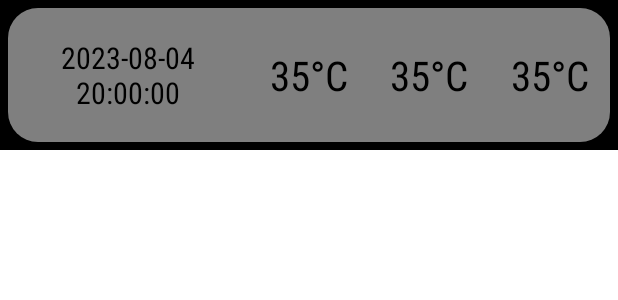
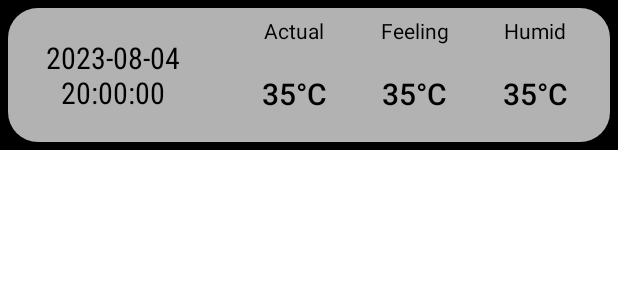
Before and after one commit to satansaga/weather-forecast-test-repository, an Android app built with Jetpack Compose: the layout layout_forecast_data.xml on its own in the app's theme, with its tools: preview values and no code run, on a phone screen of 412 x 824 dp. Shown: the top 300 px of the screen. Run offline under Robolectric (Android 15) with nearby library versions, the phone set to English and light mode, and no system bars.

Commit message:
add functionality to forecast

```diff
--- /dev/null
+++ b/app/src/main/res/drawable/bg_forecast_temp_togle.xml
@@ -0,0 +1,5 @@
+<?xml version="1.0" encoding="utf-8"?>
+<shape android:shape="rectangle" xmlns:android="http://schemas.android.com/apk/res/android">
+    <solid android:color="@color/white"/>
+    <corners android:radius="10dp"/>
+</shape>
--- a/app/src/main/res/layout/layout_forecast_data.xml
+++ b/app/src/main/res/layout/layout_forecast_data.xml
@@ -11,14 +11,14 @@
         android:layout_width="match_parent"
         android:layout_height="match_parent"
         android:src="@drawable/bg_layout_data"
-        android:alpha="0.5"
+        android:alpha="0.7"
         android:elevation="1dp"/>
 
     <TextView
         android:id="@+id/text_forecast_time"
         android:layout_width="0dp"
         android:layout_height="match_parent"
-        app:layout_constraintWidth_percent="0.4"
+        app:layout_constraintWidth_percent="0.35"
         app:layout_constraintLeft_toLeftOf="parent"
         android:gravity="center"
         style="@style/TextTemperature.Desc"
@@ -29,9 +29,13 @@
     <TextView
         android:id="@+id/text_actual_temp"
         android:layout_width="0dp"
-        android:layout_height="match_parent"
+        android:layout_height="wrap_content"
         app:layout_constraintWidth_percent="0.2"
+        app:layout_constraintTop_toBottomOf="@id/text_actual_desc"
+        app:layout_constraintBottom_toBottomOf="parent"
         app:layout_constraintLeft_toRightOf="@id/text_forecast_time"
+        app:layout_constraintRight_toLeftOf="@id/text_feeling_temp"
+        app:layout_constraintHorizontal_chainStyle="packed"
         android:text="35°C"
         android:gravity="center"
         style="@style/TextTemperature.Forecast"
@@ -41,9 +45,12 @@
     <TextView
         android:id="@+id/text_feeling_temp"
         android:layout_width="0dp"
-        android:layout_height="match_parent"
+        android:layout_height="wrap_content"
         app:layout_constraintWidth_percent="0.2"
+        app:layout_constraintTop_toBottomOf="@id/text_feeling_desc"
+        app:layout_constraintBottom_toBottomOf="parent"
         app:layout_constraintLeft_toRightOf="@id/text_actual_temp"
+        app:layout_constraintRight_toLeftOf="@id/text_humid"
         android:text="35°C"
         android:gravity="center"
         style="@style/TextTemperature.Forecast"
@@ -53,13 +60,58 @@
     <TextView
         android:id="@+id/text_humid"
         android:layout_width="0dp"
-        android:layout_height="match_parent"
+        android:layout_height="wrap_content"
         app:layout_constraintWidth_percent="0.2"
+        app:layout_constraintTop_toBottomOf="@id/text_humid_desc"
+        app:layout_constraintBottom_toBottomOf="parent"
         app:layout_constraintLeft_toRightOf="@id/text_feeling_temp"
+        app:layout_constraintRight_toRightOf="parent"
         android:text="35°C"
         android:gravity="center"
         style="@style/TextTemperature.Forecast"
         android:elevation="2dp"
         />
 
+    <TextView
+        android:id="@+id/text_actual_desc"
+        android:layout_width="0dp"
+        android:layout_height="wrap_content"
+        app:layout_constraintWidth_percent="0.2"
+        app:layout_constraintTop_toTopOf="parent"
+        app:layout_constraintLeft_toLeftOf="@id/text_actual_temp"
+        android:layout_marginTop="5dp"
+        android:elevation="2dp"
+        style="@style/TextTemperature.ForecastDesc"
+        android:text="@string/text_forecast_temp_desc"
+        android:gravity="center"
+        />
+
+    <TextView
+        android:id="@+id/text_feeling_desc"
+        android:layout_width="0dp"
+        android:layout_height="wrap_content"
+        app:layout_constraintWidth_percent="0.2"
+        app:layout_constraintTop_toTopOf="parent"
+        app:layout_constraintLeft_toLeftOf="@id/text_feeling_temp"
+        android:layout_marginTop="5dp"
+        android:elevation="2dp"
+        style="@style/TextTemperature.ForecastDesc"
+        android:text="@string/text_forecast_feel_desc"
+        android:gravity="center"
+        />
+
+    <TextView
+        android:id="@+id/text_humid_desc"
+        android:layout_width="0dp"
+        android:layout_height="wrap_content"
+        app:layout_constraintWidth_percent="0.2"
+        app:layout_constraintTop_toTopOf="parent"
+        app:layout_constraintLeft_toLeftOf="@id/text_humid"
+        android:layout_marginTop="5dp"
+        android:elevation="2dp"
+        style="@style/TextTemperature.ForecastDesc"
+        android:text="@string/text_forecast_humid_desc"
+        android:gravity="center"
+        />
+
 </androidx.constraintlayout.widget.ConstraintLayout>
--- a/app/src/main/res/layout/layout_search_bar.xml
+++ b/app/src/main/res/layout/layout_search_bar.xml
@@ -42,9 +42,9 @@
         android:layout_width="0dp"
         android:layout_height="0dp"
         app:layout_constraintTop_toTopOf="@id/layout_search"
-        app:layout_constraintBottom_toBottomOf="@id/layout_search"
         app:layout_constraintLeft_toRightOf="@id/layout_search"
         app:layout_constraintRight_toRightOf="parent"
+        android:layout_marginTop="5dp"
         android:layout_marginRight="10dp"
         app:rippleColor="@color/purple_200"
         android:backgroundTint="@color/white"
--- a/app/src/main/res/values/strings.xml
+++ b/app/src/main/res/values/strings.xml
@@ -16,5 +16,11 @@
     <string name="text_humid_desc">Humidity</string>
     <!-- forecast page -->
     <string name="date_format">yyyy-MM-dd HH:mm:ss</string>
-
+    <string name="text_header_forecast">Forecast result for next 24 hours</string>
+    <string name="text_forecast_temp_desc">Actual</string>
+    <string name="text_forecast_feel_desc">Feeling</string>
+    <string name="text_forecast_humid_desc">Humid</string>
+    <string name="text_header_forecast_result">Forecast Result</string>
+    <string name="text_second_header_forecast_result">(Next 24 Hrs)</string>
+    <string name="error_blank_city_name">Please fill in your city name</string>
 </resources>
--- a/app/src/main/res/values/style.xml
+++ b/app/src/main/res/values/style.xml
@@ -53,8 +53,14 @@
     </style>
 
     <style name="TextTemperature.Forecast">
-        <item name="android:textSize">27sp</item>
-        <item name="fontFamily">sans-serif-condensed</item>
+        <item name="android:textSize">20sp</item>
+        <item name="fontFamily">sans-serif-medium</item>
+        <item name="android:textColor">#000000</item>
+    </style>
+
+    <style name="TextTemperature.ForecastDesc">
+        <item name="android:textSize">14sp</item>
+        <item name="fontFamily">sans-serif-medium-condensed</item>
         <item name="android:textColor">#000000</item>
     </style>
 
```
Also changed, not shown: app/src/main/java/com/example/weather_forecast_test_repository/dataclass/WeatherDataClass.kt (+8 -0 lines), app/src/main/java/com/example/weather_forecast_test_repository/presentation/forecast/ForecastActivity.kt (added, +127 -0 lines), app/src/main/java/com/example/weather_forecast_test_repository/presentation/forecast/ForecastAdapter.kt (added, +52 -0 lines), app/src/main/java/com/example/weather_forecast_test_repository/presentation/forecast/ForecastViewModel.kt (added, +40 -0 lines), app/src/main/res/layout/activity_forecast.xml (+48 -3 lines).
